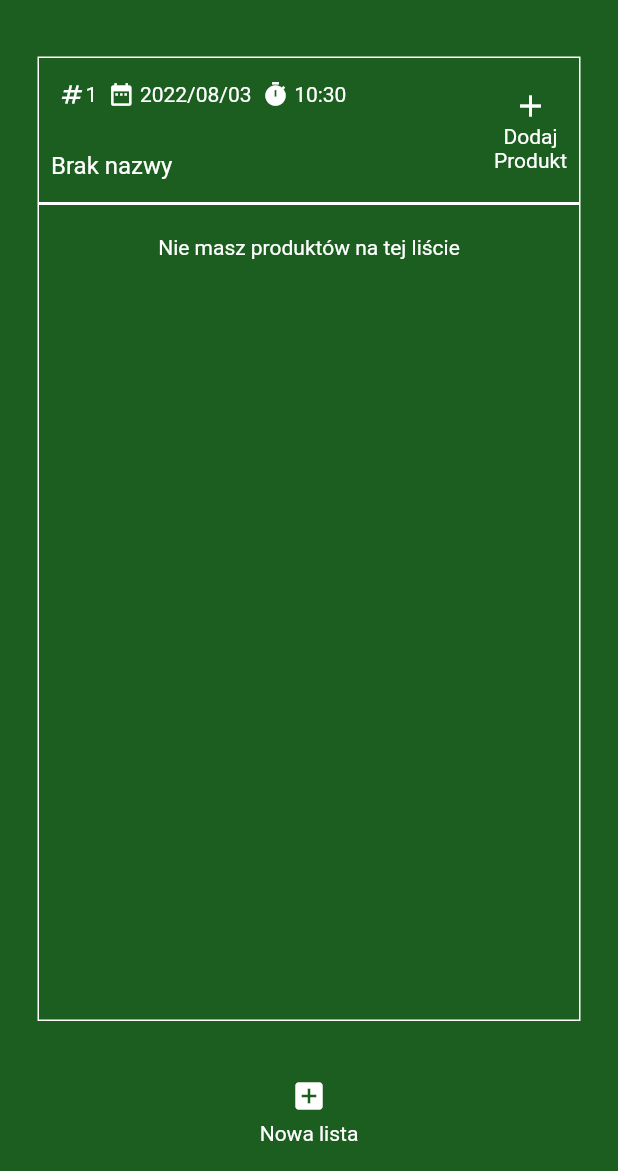
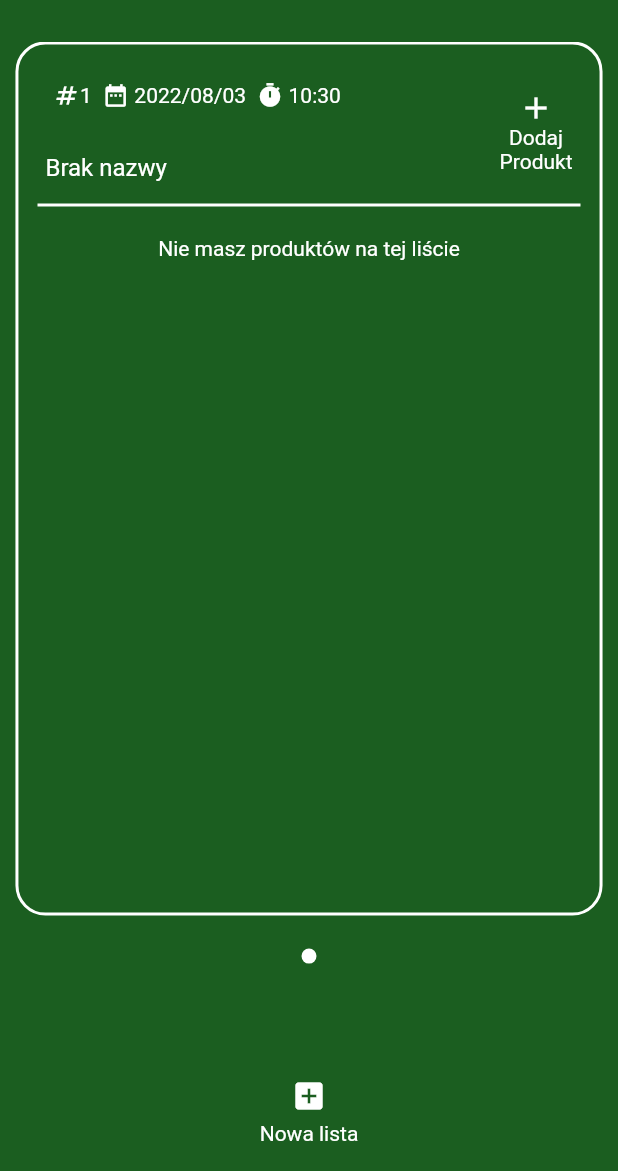
Before and after one commit to drekyyy/flutter_firebase_auth, a Flutter app: the screen it shows once a user with an empty profile is signed in, after a tap on "Nowa lista", on a phone screen of 412 x 824 dp, the part 65-1236 px from its top. Run offline on Flutter 3.47's test engine with Material 2 defaults, Android fonts, the light colour scheme and no system bars; our stand-ins replace cloud_firestore, firebase_auth, firebase_core, firebase_messaging, flutter_local_notifications, flutter_spinkit and 1 more; accounts and stored records are empty.

Commit message:
feat(home_page): add flutter_swiper package to make browsing lists more practical

```diff
--- a/lib/main.dart
+++ b/lib/main.dart
@@ -9,7 +9,6 @@ import 'package:flutter/material.dart';
 import 'firebase_options.dart';
 
 import 'services/authentication_service.dart';
-import 'screens/authenticate/sign_in_page.dart';
 import 'theme/custom_theme.dart';
 import 'screens/user/home_page/home_page.dart';
 import 'models/user.dart';
--- a/lib/screens/user/home_page/home_page.dart
+++ b/lib/screens/user/home_page/home_page.dart
@@ -7,6 +7,7 @@ import 'package:flutter_shopping_list/screens/user/home_page/components/hamburge
 import 'package:flutter_shopping_list/services/authentication_service.dart';
 import 'package:flutter_shopping_list/shared/custom_show_dialog.dart';
 import 'package:flutter_shopping_list/shared/custom_show_dialog_with_fields.dart';
+import 'package:flutter_swiper/flutter_swiper.dart';
 import 'package:provider/provider.dart';
 import '../../../main.dart';
 import '../../../models/user.dart';
@@ -121,16 +122,30 @@ class _HomePageState extends State<HomePage> {
                           child: Text('Nie masz jeszcze listy zakupów',
                               style: TextStyle(color: Colors.white)));
                     }
-                    //building horizontal listview for each shopping list
-                    return ListView.builder(
-                      shrinkWrap: true,
-                      scrollDirection: Axis.horizontal,
-                      itemCount: snapshot.data.docs.length,
-                      itemBuilder: (context, index) {
-                        return _buildShoppingList(context,
-                            snapshot.data.docs[index], uid, houseId, index);
-                      },
-                    );
+
+                    return Container(
+                        padding: const EdgeInsets.only(top: 15),
+                        height: MediaQuery.of(context).size.height * 0.78,
+                        child: Swiper(
+                            itemCount: snapshot.data.docs.length,
+                            itemBuilder: (context, index) {
+                              return Container(
+                                padding: const EdgeInsets.only(bottom: 25),
+                                child: _buildShoppingList(
+                                    context,
+                                    snapshot.data.docs[index],
+                                    uid,
+                                    houseId,
+                                    index),
+                              );
+                            },
+                            scale: 0.92,
+                            viewportFraction: 0.95,
+                            pagination: const SwiperPagination(
+                                builder: DotSwiperPaginationBuilder(
+                                    color: Colors.grey,
+                                    activeColor: Colors.white),
+                                alignment: Alignment.bottomCenter)));
                   });
             }));
   }
@@ -140,12 +155,12 @@ Widget _buildShoppingList(BuildContext context, DocumentSnapshot listDoc,
     String userId, String houseId, int index) {
   return Container(
       decoration: BoxDecoration(
-          border: Border.all(color: Colors.white),
-          borderRadius: const BorderRadius.all(Radius.circular(0))),
-      margin: const EdgeInsets.only(top: 25, left: 25, right: 25, bottom: 100),
-      //padding: const EdgeInsets.all(10),
-      width: MediaQuery.of(context).size.width - 50,
-      height: MediaQuery.of(context).size.height - 340,
+          border: Border.all(color: Colors.white, width: 2),
+          borderRadius: const BorderRadius.all(Radius.circular(20))),
+      margin: const EdgeInsets.only(bottom: 20),
+      padding: const EdgeInsets.all(10),
+      //width: MediaQuery.of(context).size.width - 50,
+      //height: MediaQuery.of(context).size.height - 540,
       child: SingleChildScrollView(
           physics: ScrollPhysics(),
           child: Column(children: [
@@ -238,6 +253,7 @@ Widget _buildShoppingList(BuildContext context, DocumentSnapshot listDoc,
                         child: const Text('Nie masz produktów na tej liście',
                             style: TextStyle(color: Colors.white)));
                   }
+
                   return ListView.builder(
                     physics: const NeverScrollableScrollPhysics(),
                     shrinkWrap: true,
@@ -252,11 +268,10 @@ Widget _buildShoppingList(BuildContext context, DocumentSnapshot listDoc,
                           houseId.toString());
                     },
                   );
-                }),
+                })
           ])));
 }
 
-// usunac dodaj produkt text, zostawic sam plus. dodac smietnik usuniecie listy, na longpress usuniecie produktu
 Widget _buildListOfProducts(BuildContext context, int index, String listId,
     DocumentSnapshot productDoc, String userId, String houseId) {
   return ListTile(
--- a/pubspec.yaml
+++ b/pubspec.yaml
@@ -43,6 +43,7 @@ dependencies:
   firebase_messaging: ^12.0.0
   flutter_local_notifications: ^9.7.0
   cloud_functions: ^3.3.3
+  flutter_swiper: ^1.1.6
 
 
 dev_dependencies:
```
Also changed, not shown: pubspec.lock.
